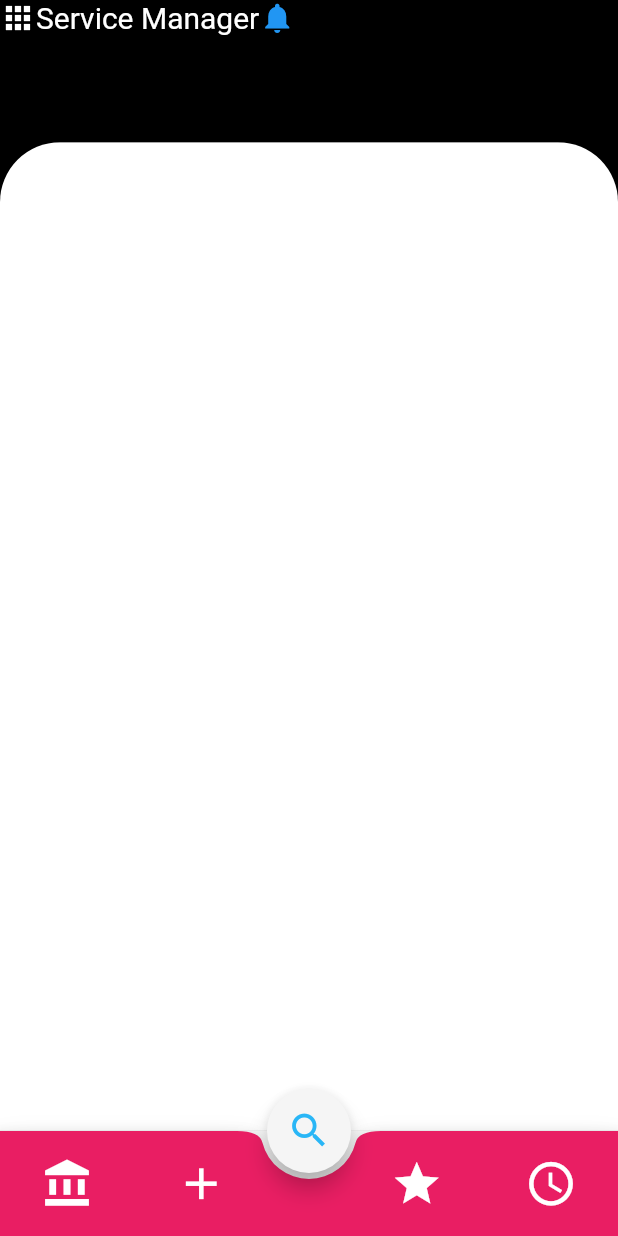
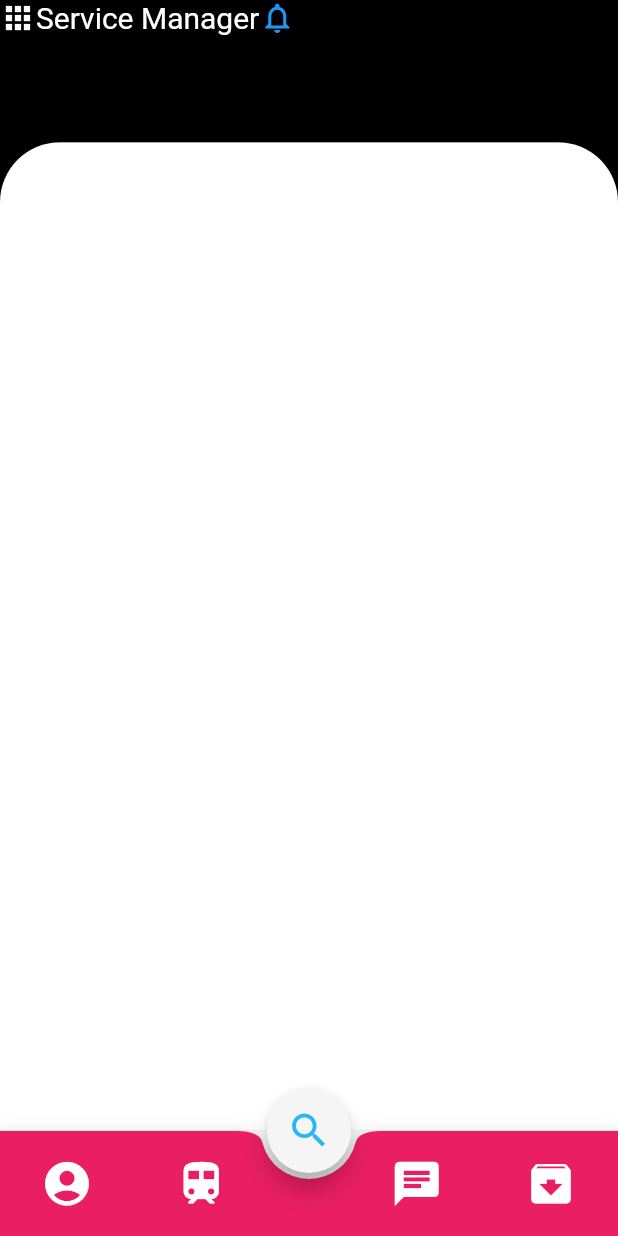
Before and after one commit to Harshal624/Service_Manager_Assessment, a Flutter app: the screen it shows after launch, on a phone screen of 412 x 824 dp. Run offline on Flutter 3.47's test engine with Material 2 defaults, Android fonts, the phone set to English and light mode, and no system bars.

Commit message:
Initial commit

```diff
--- a/lib/design.dart
+++ b/lib/design.dart
@@ -58,7 +58,7 @@ class _DesignState extends State<Design> {
                     style: TextStyle(fontSize: 20, color: Colors.white),
                   ),
                   Icon(
-                    Icons.notifications,
+                    Icons.notifications_none,
                     color: Colors.blue,
                   ),
                 ],
@@ -74,14 +74,14 @@ class _DesignState extends State<Design> {
             mainAxisAlignment: MainAxisAlignment.spaceAround,
             children: [
               Icon(
-                Icons.account_balance,
+                Icons.account_circle,
                 size: 35,
                 color: Colors.white,
               ),
-              Icon(Icons.add, size: 35, color: Colors.white),
+              Icon(Icons.train, size: 35, color: Colors.white),
               SizedBox.shrink(),
-              Icon(Icons.star, size: 35, color: Colors.white),
-              Icon(Icons.access_time, size: 35, color: Colors.white)
+              Icon(Icons.chat, size: 35, color: Colors.white),
+              Icon(Icons.archive, size: 35, color: Colors.white)
             ],
           ),
         ),
```
